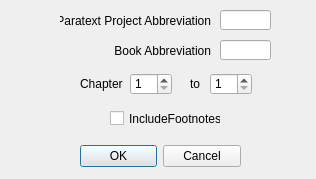
Old version of the form ParatextChapSelection.ui in the repository rmlockwood/FLExTrans.
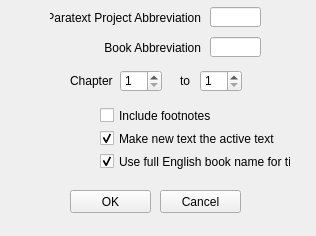
New version of the form.

Commit message: Basic functionality working

Diff of the .ui file:
```diff
--- a/ParatextChapSelection.ui
+++ b/ParatextChapSelection.ui
@@ -1,39 +1,81 @@
 <?xml version="1.0" encoding="UTF-8"?>
 <ui version="4.0">
- <class>Dialog</class>
- <widget class="QDialog" name="Dialog">
+ <class>MainWindow</class>
+ <widget class="QMainWindow" name="MainWindow">
+  <property name="windowModality">
+   <enum>Qt::ApplicationModal</enum>
+  </property>
   <property name="geometry">
    <rect>
     <x>0</x>
     <y>0</y>
     <width>316</width>
-    <height>179</height>
+    <height>236</height>
    </rect>
   </property>
   <property name="windowTitle">
    <string>Dialog</string>
   </property>
-  <widget class="QDialogButtonBox" name="buttonBox">
+  <property name="animated">
+   <bool>false</bool>
+  </property>
+  <widget class="QWidget" name="centralwidget">
+   <widget class="QCheckBox" name="makeActiveTextCheckBox">
    <property name="geometry">
     <rect>
-     <x>80</x>
-     <y>140</y>
-     <width>161</width>
-     <height>32</height>
-    </rect>
-   </property>
-   <property name="orientation">
-    <enum>Qt::Horizontal</enum>
-   </property>
-   <property name="standardButtons">
-    <set>QDialogButtonBox::Cancel|QDialogButtonBox::Ok</set>
+      <x>100</x>
+      <y>130</y>
+      <width>181</width>
+      <height>17</height>
+     </rect>
+    </property>
+    <property name="toolTip">
+     <string>We will change the source text name for FLExTrans to the newly created text.</string>
+    </property>
+    <property name="text">
+     <string>Make new text the active text</string>
+    </property>
+    <property name="checked">
+     <bool>true</bool>
+    </property>
+   </widget>
+   <widget class="QLabel" name="label_4">
+    <property name="geometry">
+     <rect>
+      <x>50</x>
+      <y>37</y>
+      <width>151</width>
+      <height>21</height>
+     </rect>
+    </property>
+    <property name="text">
+     <string>Book Abbreviation</string>
+    </property>
+    <property name="alignment">
+     <set>Qt::AlignRight|Qt::AlignTrailing|Qt::AlignVCenter</set>
+    </property>
+   </widget>
+   <widget class="QSpinBox" name="fromChapterSpinBox">
+    <property name="geometry">
+     <rect>
+      <x>120</x>
+      <y>70</y>
+      <width>42</width>
+      <height>22</height>
+     </rect>
+    </property>
+    <property name="minimum">
+     <number>1</number>
+    </property>
+    <property name="maximum">
+     <number>150</number>
    </property>
   </widget>
   <widget class="QLabel" name="label">
    <property name="geometry">
     <rect>
-     <x>60</x>
-     <y>10</y>
+      <x>50</x>
+      <y>7</y>
      <width>151</width>
      <height>21</height>
     </rect>
@@ -45,50 +87,11 @@
     <set>Qt::AlignRight|Qt::AlignTrailing|Qt::AlignVCenter</set>
    </property>
   </widget>
-  <widget class="QLabel" name="label_2">
-   <property name="geometry">
-    <rect>
-     <x>80</x>
-     <y>73</y>
-     <width>51</width>
-     <height>21</height>
-    </rect>
-   </property>
-   <property name="text">
-    <string>Chapter</string>
-   </property>
-  </widget>
-  <widget class="QSpinBox" name="toChapterSpinBox">
-   <property name="geometry">
-    <rect>
-     <x>210</x>
-     <y>73</y>
-     <width>42</width>
-     <height>22</height>
-    </rect>
-   </property>
-   <property name="minimum">
-    <number>1</number>
-   </property>
-   <property name="maximum">
-    <number>150</number>
-   </property>
-  </widget>
-  <widget class="QLineEdit" name="ptxProjAbbrevLineEdit">
-   <property name="geometry">
-    <rect>
-     <x>220</x>
-     <y>10</y>
-     <width>51</width>
-     <height>20</height>
-    </rect>
-   </property>
-  </widget>
   <widget class="QLabel" name="label_3">
    <property name="geometry">
     <rect>
-     <x>190</x>
-     <y>73</y>
+      <x>180</x>
+      <y>70</y>
      <width>21</width>
      <height>21</height>
     </rect>
@@ -97,62 +100,126 @@
     <string>to</string>
    </property>
   </widget>
-  <widget class="QSpinBox" name="fromChapterSpinBox">
+   <widget class="QCheckBox" name="useFullBookNameForTitleCheckBox">
    <property name="geometry">
     <rect>
-     <x>130</x>
-     <y>73</y>
-     <width>42</width>
-     <height>22</height>
-    </rect>
-   </property>
-   <property name="minimum">
-    <number>1</number>
-   </property>
-   <property name="maximum">
-    <number>150</number>
+      <x>100</x>
+      <y>153</y>
+      <width>191</width>
+      <height>17</height>
+     </rect>
+    </property>
+    <property name="toolTip">
+     <string>Otherwise we will just use the book abbreviation.</string>
+    </property>
+    <property name="text">
+     <string>Use full English book name for title</string>
+    </property>
+    <property name="checked">
+     <bool>true</bool>
    </property>
   </widget>
   <widget class="QCheckBox" name="footnotesCheckBox">
    <property name="geometry">
     <rect>
-     <x>110</x>
-     <y>110</y>
+      <x>100</x>
+      <y>107</y>
      <width>111</width>
      <height>17</height>
     </rect>
    </property>
    <property name="text">
-    <string>IncludeFootnotes</string>
-   </property>
-  </widget>
-  <widget class="QLabel" name="label_4">
+     <string>Include footnotes</string>
+    </property>
+   </widget>
+   <widget class="QLineEdit" name="ptxProjAbbrevLineEdit">
    <property name="geometry">
     <rect>
-     <x>60</x>
-     <y>40</y>
-     <width>151</width>
+      <x>210</x>
+      <y>7</y>
+      <width>51</width>
+      <height>20</height>
+     </rect>
+    </property>
+   </widget>
+   <widget class="QLineEdit" name="bookAbbrevLineEdit">
+    <property name="geometry">
+     <rect>
+      <x>210</x>
+      <y>37</y>
+      <width>51</width>
+      <height>20</height>
+     </rect>
+    </property>
+   </widget>
+   <widget class="QLabel" name="label_2">
+    <property name="geometry">
+     <rect>
+      <x>70</x>
+      <y>70</y>
+      <width>51</width>
      <height>21</height>
     </rect>
    </property>
    <property name="text">
-    <string>Book Abbreviation</string>
-   </property>
-   <property name="alignment">
-    <set>Qt::AlignRight|Qt::AlignTrailing|Qt::AlignVCenter</set>
-   </property>
-  </widget>
-  <widget class="QLineEdit" name="ptxProjAbbrevLineEdit_2">
+     <string>Chapter</string>
+    </property>
+   </widget>
+   <widget class="QSpinBox" name="toChapterSpinBox">
+    <property name="geometry">
+     <rect>
+      <x>200</x>
+      <y>70</y>
+      <width>42</width>
+      <height>22</height>
+     </rect>
+    </property>
+    <property name="minimum">
+     <number>1</number>
+    </property>
+    <property name="maximum">
+     <number>150</number>
+    </property>
+   </widget>
+   <widget class="QPushButton" name="OKButton">
    <property name="geometry">
     <rect>
-     <x>220</x>
-     <y>40</y>
-     <width>51</width>
-     <height>20</height>
-    </rect>
-   </property>
-  </widget>
- </widget>
+      <x>70</x>
+      <y>190</y>
+      <width>81</width>
+      <height>23</height>
+     </rect>
+    </property>
+    <property name="text">
+     <string>OK</string>
+    </property>
+   </widget>
+   <widget class="QPushButton" name="CancelButton">
+    <property name="geometry">
+     <rect>
+      <x>160</x>
+      <y>190</y>
+      <width>81</width>
+      <height>23</height>
+     </rect>
+    </property>
+    <property name="text">
+     <string>Cancel</string>
+    </property>
+   </widget>
+  </widget>
+ </widget>
+ <tabstops>
+  <tabstop>ptxProjAbbrevLineEdit</tabstop>
+  <tabstop>bookAbbrevLineEdit</tabstop>
+  <tabstop>fromChapterSpinBox</tabstop>
+  <tabstop>toChapterSpinBox</tabstop>
+  <tabstop>footnotesCheckBox</tabstop>
+  <tabstop>makeActiveTextCheckBox</tabstop>
+  <tabstop>useFullBookNameForTitleCheckBox</tabstop>
+  <tabstop>OKButton</tabstop>
+  <tabstop>CancelButton</tabstop>
+ </tabstops>
  <resources/>
  <connections>
   <connection>
```
Left out of the diff: 37 changed lines with no effect on the pictures. Lines whose indentation alone changed are shown as unchanged. The commit also changes 2 other files.
